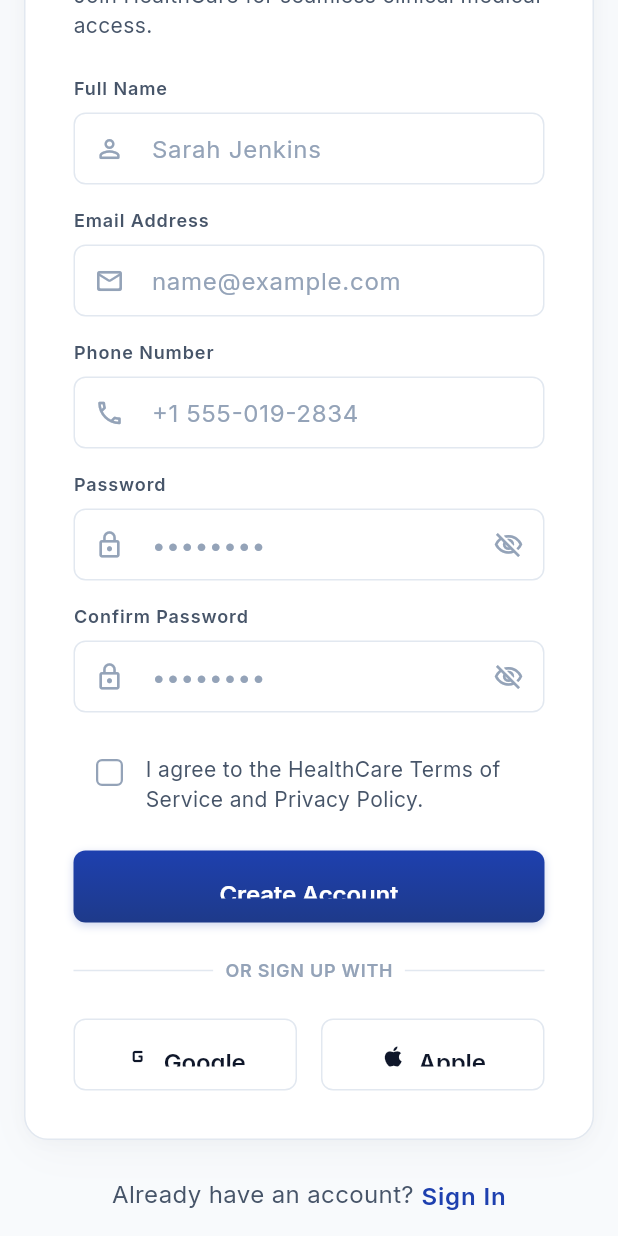
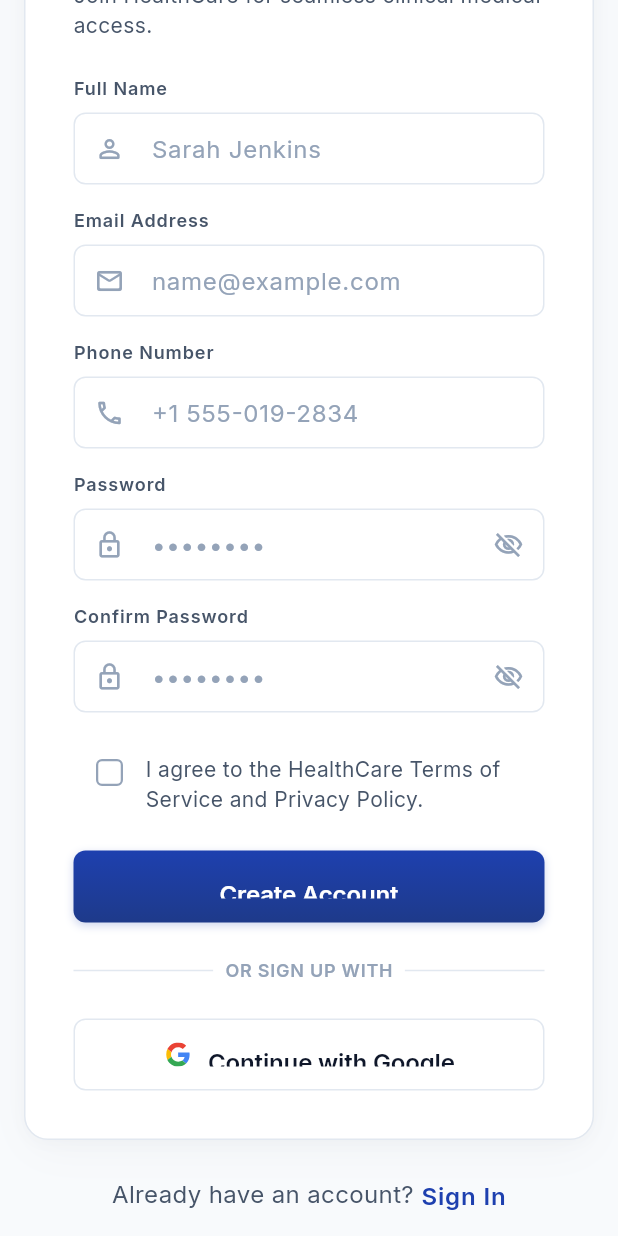
Before and after one commit to balele1401-c/healthcare-platform, a Flutter app: the PatientRegisterScreen screen opened by its route, scrolled down 170 dp, on a phone screen of 412 x 824 dp. Run offline on Flutter 3.47's test engine with Material 3 defaults, Android fonts, the phone set to English and light mode, and no system bars; our stand-ins replace dio, firebase_auth, firebase_core, flutter_riverpod, flutter_secure_storage, flutter_svg and 4 more; accounts and stored records are empty.

Commit message:
Finalize Google sign-in UI

```diff
--- a/lib/features/auth/presentation/views/patient_register_screen.dart
+++ b/lib/features/auth/presentation/views/patient_register_screen.dart
@@ -1,5 +1,6 @@
 import 'package:flutter/material.dart';
 import 'package:flutter_riverpod/flutter_riverpod.dart';
+import 'package:flutter_svg/flutter_svg.dart';
 import 'package:go_router/go_router.dart';
 import '../../../../core/routing/app_routes.dart';
 import '../../../../core/theme/app_colors.dart';
@@ -351,33 +352,18 @@ class _PatientRegisterScreenState extends ConsumerState<PatientRegisterScreen> {
 
           const AppDivider(text: 'OR SIGN UP WITH'),
 
-          Row(
-            children: [
-              Expanded(
-                child: AppButton(
-                  text: 'Google',
-                  variant: ButtonVariant.outlined,
-                  prefixIcon: Icons.g_mobiledata_rounded,
-                  isLoading: _isGoogleSigningIn,
-                  onPressed: (authState.isLoading || _isGoogleSigningIn)
-                      ? null
-                      : _handleGoogleSignUp,
-                ),
-              ),
-              AppSpacing.gapHMd,
-              Expanded(
-                child: AppButton(
-                  text: 'Apple',
-                  variant: ButtonVariant.outlined,
-                  prefixIcon: Icons.apple_rounded,
-                  onPressed: (authState.isLoading || _isGoogleSigningIn)
-                      ? null
-                      : () {
-                          AppSnackbar.showInfo(context, 'Apple Sign-In is simulated in mock mode.');
-                        },
-                ),
-              ),
-            ],
+          AppButton(
+            text: 'Continue with Google',
+            variant: ButtonVariant.outlined,
+            prefixWidget: SvgPicture.asset(
+              'assets/icons/google_logo.svg',
+              width: 20,
+              height: 20,
+            ),
+            isLoading: _isGoogleSigningIn,
+            onPressed: (authState.isLoading || _isGoogleSigningIn)
+                ? null
+                : _handleGoogleSignUp,
           ),
 
           if (MediaQuery.of(context).size.width >= 960) ...[
--- a/lib/shared/widgets/app_button.dart
+++ b/lib/shared/widgets/app_button.dart
@@ -13,6 +13,7 @@ class AppButton extends StatefulWidget {
   final bool isLoading;
   final bool isFullWidth;
   final IconData? prefixIcon;
+  final Widget? prefixWidget;
   final IconData? suffixIcon;
   final double height;
 
@@ -24,6 +25,7 @@ class AppButton extends StatefulWidget {
     this.isLoading = false,
     this.isFullWidth = true,
     this.prefixIcon,
+    this.prefixWidget,
     this.suffixIcon,
     this.height = 48.0,
   });
@@ -62,7 +64,10 @@ class _AppButtonState extends State<AppButton> {
           if (widget.isLoading)
             buildLoading(foregroundColor)
           else ...[
-            if (widget.prefixIcon != null) ...[
+            if (widget.prefixWidget != null) ...[
+              widget.prefixWidget!,
+              const SizedBox(width: AppSpacing.sm + 2),
+            ] else if (widget.prefixIcon != null) ...[
               buildIcon(widget.prefixIcon!, foregroundColor),
               const SizedBox(width: AppSpacing.sm),
             ],
--- a/pubspec.yaml
+++ b/pubspec.yaml
@@ -78,6 +78,7 @@ flutter:
   assets:
     - assets/images/
     - assets/icons/
+    - assets/icons/google_logo.svg
 
 
   # An image asset can refer to one or more resolution-specific "variants", see
```
Also changed, not shown: lib/features/auth/presentation/views/patient_login_screen.dart (+34 -89 lines), assets/icons/google_logo.svg (added), 1 other file.
